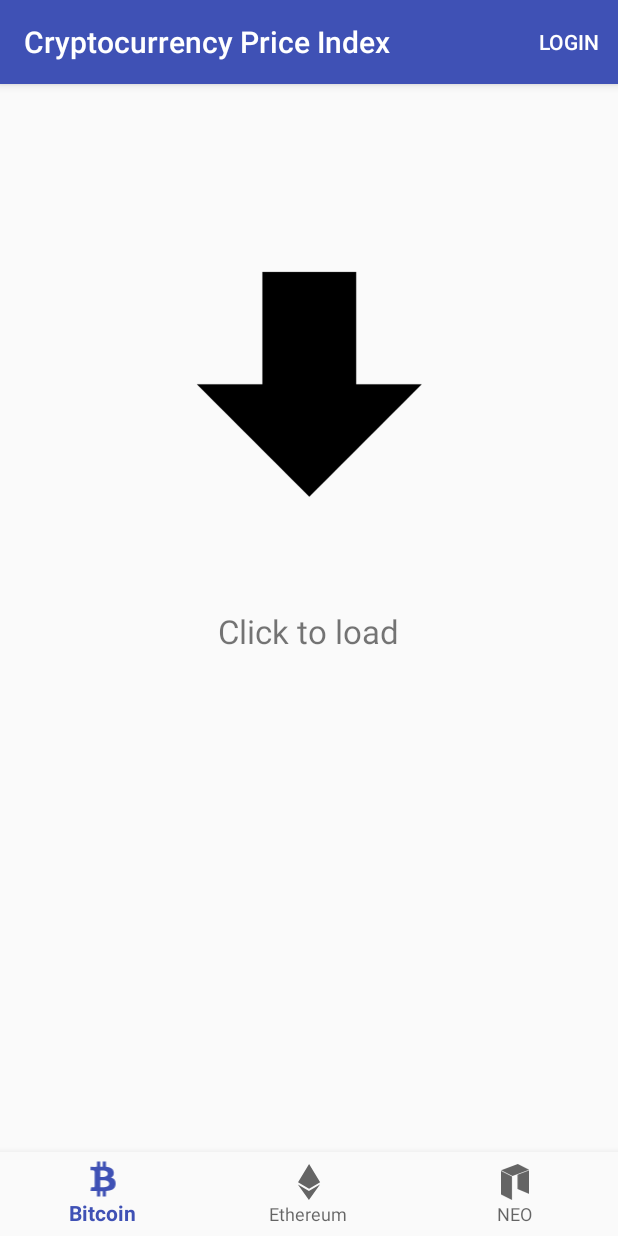
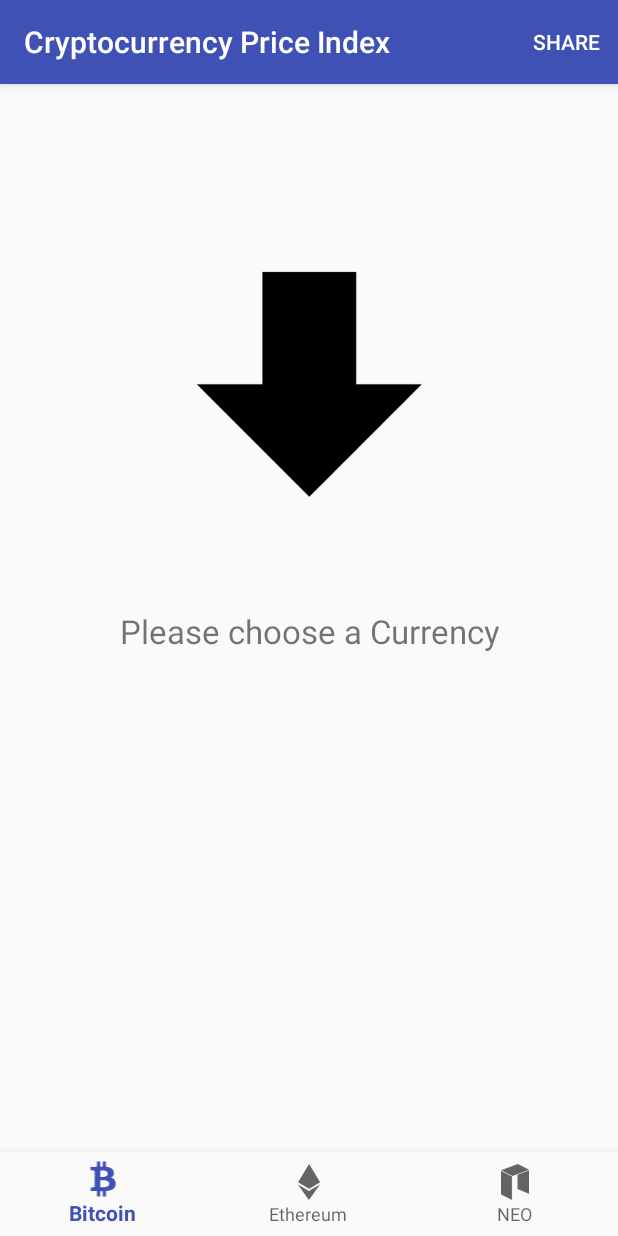
Before and after one commit to LorensHuculak/CryptoPriceIndex, an Android app: the screen it shows after launch (MainActivity), on a phone screen of 412 x 824 dp. Run offline under Robolectric (Android 15) with nearby library versions, the phone set to English and light mode, and no system bars.

Commit message:
Share Button

```diff
--- a/app/src/main/res/layout/activity_main.xml
+++ b/app/src/main/res/layout/activity_main.xml
@@ -30,7 +30,7 @@
             android:layout_marginTop="50dp"
             android:layout_centerHorizontal="true"
             android:textSize="22sp"
-            android:text="Click to load"
+            android:text="Please choose a Currency"
             android:gravity="center_horizontal"/>
 
     </RelativeLayout>
--- a/app/src/main/res/menu/menu.xml
+++ b/app/src/main/res/menu/menu.xml
@@ -3,8 +3,8 @@
     xmlns:app="http://schemas.android.com/apk/res-auto">
 
     <item
-        android:id="@+id/login"
-        android:title="Login"
+        android:id="@+id/share"
+        android:title="Share"
         app:showAsAction="always" />
 
 </menu>
```
Also changed, not shown: app/src/main/java/com/example/lorens/cryptocurrencypriceindex/MainActivity.java (+17 -2 lines).
